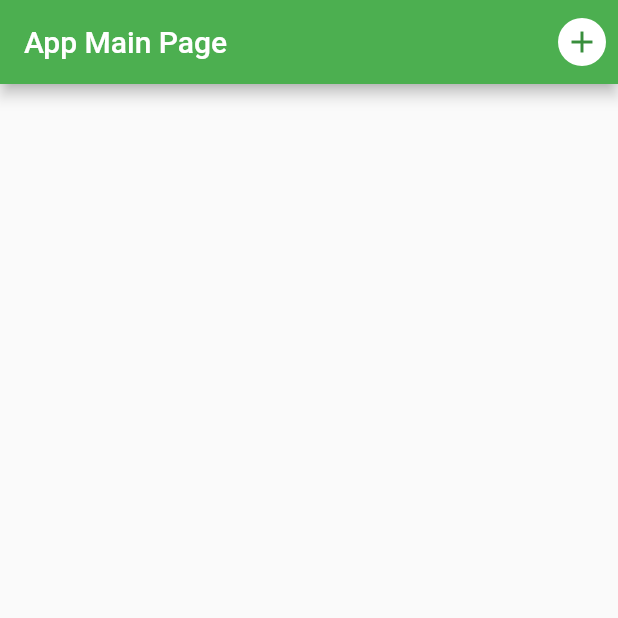
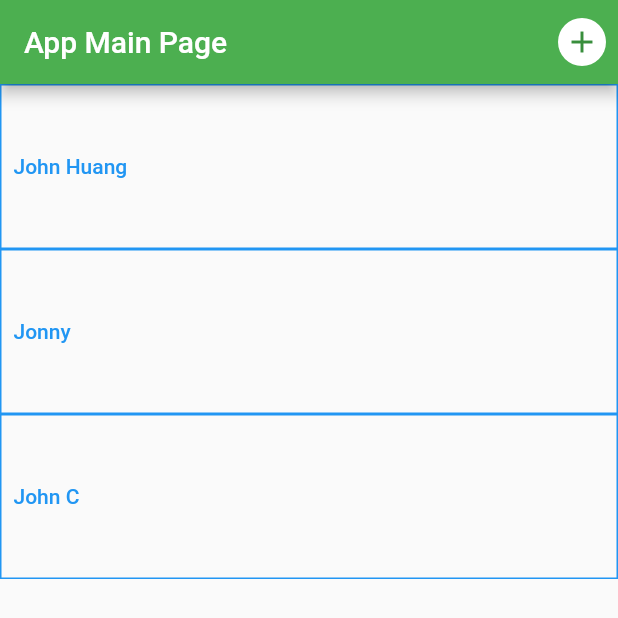
Before and after one commit to JonathanZhao29/group_lunch_app, a Flutter app: the screen it shows after launch, on a phone screen of 412 x 824 dp. Shown: the top 618 px of the screen. Run offline on Flutter 3.47's test engine with Material 2 defaults, Android fonts, the phone set to English and light mode, and no system bars.

Commit message:
Added code to prepare for listing invites on the home page

```diff
--- a/lib/home_page.dart
+++ b/lib/home_page.dart
@@ -24,6 +24,16 @@ class HomePage extends StatelessWidget {
           ),
         ],
       ),
+      body: Column(
+        //List of Current Invites/group chats
+        children: [
+          invitePageButton("0001", "John Huang"),
+          invitePageButton("0002", "Jonny"),
+          invitePageButton("0003", "John C")
+        ],
+        crossAxisAlignment: CrossAxisAlignment.start,
+        mainAxisAlignment: MainAxisAlignment.start,
+      ),
     );
   }
 
@@ -32,3 +42,42 @@ class HomePage extends StatelessWidget {
         .push(MaterialPageRoute(builder: (context) => CreateInvitePage()));
   }
 }
+
+Widget invitePageButton(String uuid, String inviteName) {
+  //uuid and inviteName are stand in vars for future database info
+  return Container(
+    child: Column(
+      children: [
+        Padding(padding: EdgeInsets.fromLTRB(30, 30, 30, 0)),
+        TextButton(
+            style: ButtonStyle(
+              foregroundColor: MaterialStateProperty.all<Color>(Colors.blue),
+              overlayColor: MaterialStateProperty.resolveWith<Color?>(
+                (Set<MaterialState> states) {
+                  if (states.contains(MaterialState.hovered))
+                    return Colors.blue.withOpacity(0.06);
+                  if (states.contains(MaterialState.focused) ||
+                      states.contains(MaterialState.pressed))
+                    return Colors.blue.withOpacity(0.15);
+                  return null; // Defer to the widget's default.
+                },
+              ),
+            ),
+            onPressed: () {
+              //Enter invite
+            },
+            child: Align(
+                //Pull data from database later on and present it here
+                alignment: Alignment.centerLeft,
+                child: Text(
+                  inviteName,
+                  textAlign: TextAlign.left,
+                ))),
+        Padding(padding: EdgeInsets.fromLTRB(30, 30, 30, 0)),
+      ],
+      mainAxisAlignment: MainAxisAlignment.start,
+      crossAxisAlignment: CrossAxisAlignment.start,
+    ),
+    decoration: BoxDecoration(border: Border.all(color: Colors.blue)),
+  );
+}
```
Also changed, not shown: lib/create_invite_page.dart (+0 -9 lines).
